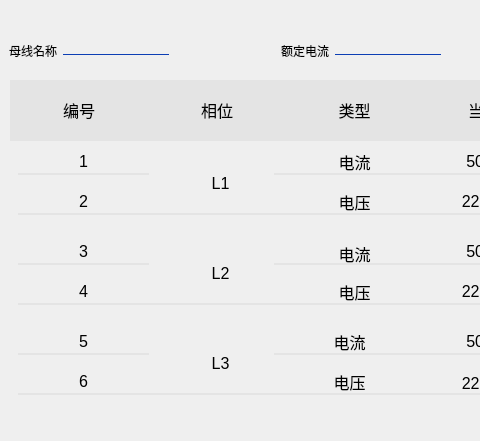
Before: the Qt Designer form BusBar-Qt/setting/setparameters/majorsetting.ui in luozhiyong131/BusBar, drawn with Qt 5; both pictures show x 0 to 480 and y 0 to 441 of the 814 by 441 pixel window.
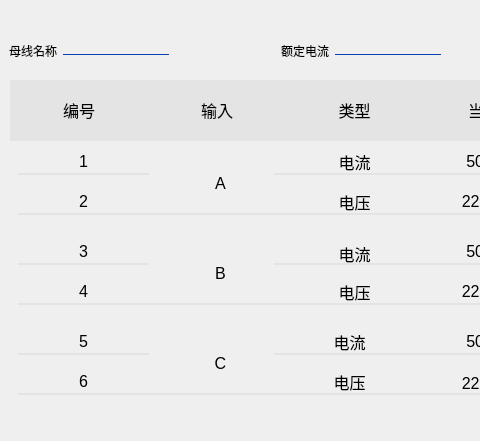
After: the same form once the commit is applied. Custom widgets are drawn as their Qt base class.

The edit to the form file:
```diff
--- a/BusBar-Qt/setting/setparameters/majorsetting.ui
+++ b/BusBar-Qt/setting/setparameters/majorsetting.ui
@@ -275,7 +275,7 @@
 color: rgb(0,0,0);</string>
        </property>
        <property name="text">
-        <string>相位</string>
+        <string>输入</string>
        </property>
        <property name="alignment">
         <set>Qt::AlignCenter</set>
@@ -485,7 +485,7 @@
      <string notr="true"/>
     </property>
     <property name="text">
-     <string>L1</string>
+     <string>A</string>
     </property>
     <property name="alignment">
      <set>Qt::AlignCenter</set>
@@ -653,7 +653,7 @@
      <string notr="true"/>
     </property>
     <property name="text">
-     <string>L2</string>
+     <string>B</string>
     </property>
     <property name="alignment">
      <set>Qt::AlignCenter</set>
@@ -821,7 +821,7 @@
      <string notr="true"/>
     </property>
     <property name="text">
-     <string>L3</string>
+     <string>C</string>
     </property>
     <property name="alignment">
      <set>Qt::AlignCenter</set>
```
